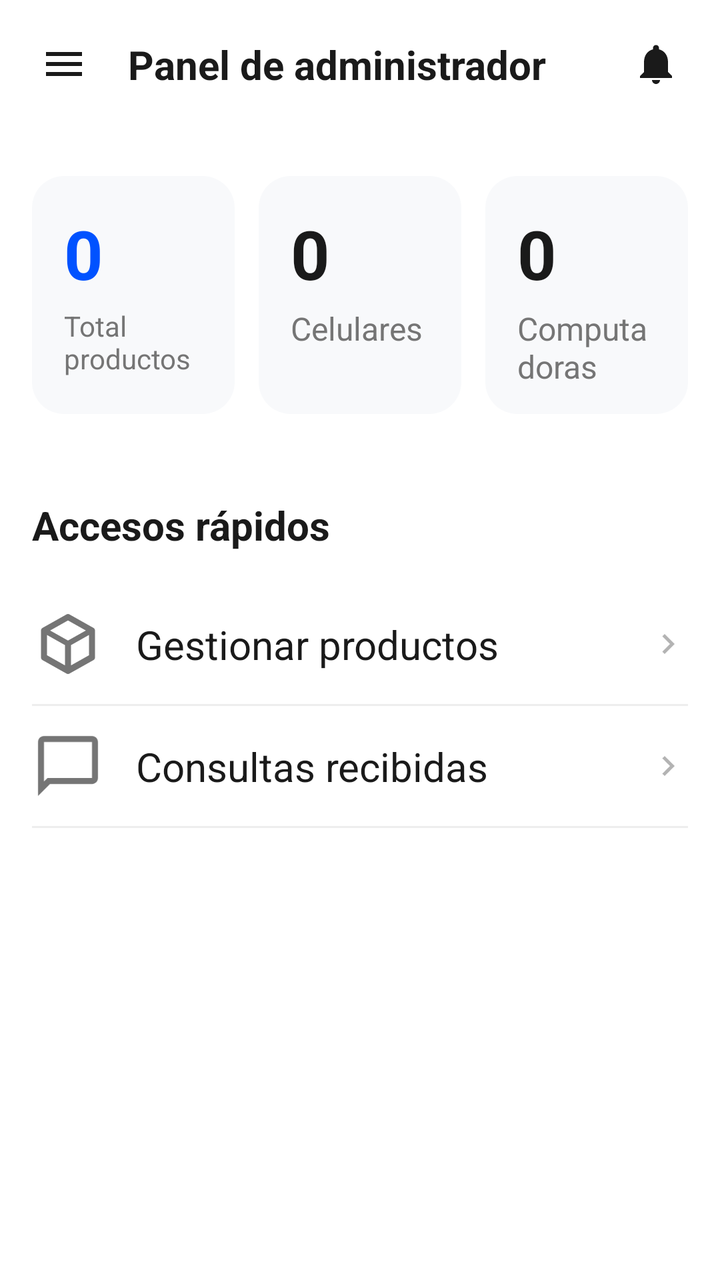
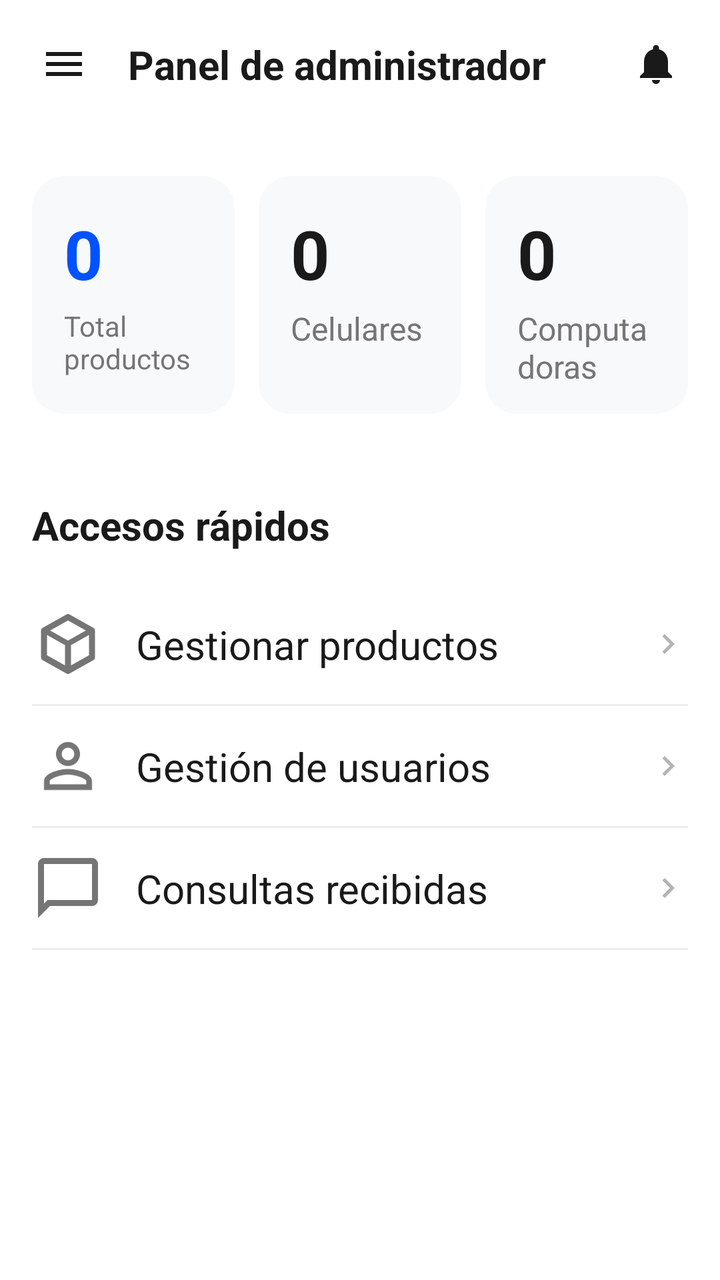

Two renders of the same Android screen: before a commit and after it. Below are the layout's source before the change and the commit's diff.
<!-- AndroidManifest.xml: application theme Theme.MyApplication -->
<!-- res/layout/admin_panel.xml -->
<?xml version="1.0" encoding="utf-8"?>
<androidx.constraintlayout.widget.ConstraintLayout xmlns:android="http://schemas.android.com/apk/res/android"
    xmlns:app="http://schemas.android.com/apk/res-auto"
    xmlns:tools="http://schemas.android.com/tools"
    android:id="@+id/main"
    android:layout_width="match_parent"
    android:layout_height="match_parent"
    android:background="@color/white"
    tools:context=".MainActivity10">

    
    <androidx.constraintlayout.widget.ConstraintLayout
        android:id="@+id/cl_top_bar"
        android:layout_width="match_parent"
        android:layout_height="64dp"
        android:paddingHorizontal="16dp"
        app:layout_constraintTop_toTopOf="parent">

        <ImageView
            android:id="@+id/iv_menu_drawer"
            android:layout_width="32dp"
            android:layout_height="32dp"
            android:padding="4dp"
            android:src="@drawable/ic_menu"
            app:layout_constraintBottom_toBottomOf="parent"
            app:layout_constraintStart_toStartOf="parent"
            app:layout_constraintTop_toTopOf="parent"
            app:tint="@color/text_black"
            android:contentDescription="@null" />

        <TextView
            android:id="@+id/tv_admin_panel_title"
            android:layout_width="wrap_content"
            android:layout_height="wrap_content"
            android:layout_marginStart="16dp"
            android:text="@string/admin_panel_title"
            android:textColor="@color/text_black"
            android:textSize="20sp"
            android:textStyle="bold"
            app:layout_constraintBottom_toBottomOf="parent"
            app:layout_constraintStart_toEndOf="@id/iv_menu_drawer"
            app:layout_constraintTop_toTopOf="parent" />

        <ImageView
            android:id="@+id/iv_notifications"
            android:layout_width="32dp"
            android:layout_height="32dp"
            android:padding="4dp"
            android:src="@drawable/ic_notifications"
            app:layout_constraintBottom_toBottomOf="parent"
            app:layout_constraintEnd_toEndOf="parent"
            app:layout_constraintTop_toTopOf="parent"
            app:tint="@color/text_black"
            android:contentDescription="@null" />

    </androidx.constraintlayout.widget.ConstraintLayout>

    
    <LinearLayout
        android:id="@+id/ll_summary"
        android:layout_width="match_parent"
        android:layout_height="129dp"
        android:layout_marginTop="24dp"
        android:baselineAligned="false"
        android:orientation="horizontal"
        android:paddingHorizontal="16dp"
        app:layout_constraintTop_toBottomOf="@id/cl_top_bar">

        
        <androidx.constraintlayout.widget.ConstraintLayout
            android:layout_width="0dp"
            android:layout_height="119dp"
            android:layout_marginEnd="8dp"
            android:layout_weight="1"
            android:background="@drawable/bg_category_card"
            android:padding="16dp">

            <TextView
                android:id="@+id/tv_total_count"
                android:layout_width="wrap_content"
                android:layout_height="wrap_content"
                android:text="0"
                android:textColor="@color/brand_blue"
                android:textSize="34sp"
                android:textStyle="bold"
                app:layout_constraintStart_toStartOf="parent"
                app:layout_constraintTop_toTopOf="parent" />

            <TextView
                android:layout_width="wrap_content"
                android:layout_height="wrap_content"
                android:layout_marginTop="4dp"
                android:text="@string/total_products_label"
                android:textColor="@color/text_grey"
                android:textSize="14sp"
                app:layout_constraintStart_toStartOf="parent"
                app:layout_constraintTop_toBottomOf="@id/tv_total_count" />
        </androidx.constraintlayout.widget.ConstraintLayout>

        
        <androidx.constraintlayout.widget.ConstraintLayout
            android:layout_width="0dp"
            android:layout_height="119dp"
            android:layout_marginHorizontal="4dp"
            android:layout_weight="1"
            android:background="@drawable/bg_category_card"
            android:padding="16dp">

            <TextView
                android:id="@+id/tv_cel_count"
                android:layout_width="wrap_content"
                android:layout_height="wrap_content"
                android:text="0"
                android:textColor="@color/text_black"
                android:textSize="34sp"
                android:textStyle="bold"
                app:layout_constraintStart_toStartOf="parent"
                app:layout_constraintTop_toTopOf="parent" />

            <TextView
                android:layout_width="wrap_content"
                android:layout_height="wrap_content"
                android:layout_marginTop="4dp"
                android:text="@string/cat_celulares"
                android:textColor="@color/text_grey"
                android:textSize="16sp"
                app:layout_constraintStart_toStartOf="parent"
                app:layout_constraintTop_toBottomOf="@id/tv_cel_count" />
        </androidx.constraintlayout.widget.ConstraintLayout>

        
        <androidx.constraintlayout.widget.ConstraintLayout
            android:layout_width="0dp"
            android:layout_height="119dp"
            android:layout_marginStart="8dp"
            android:layout_weight="1"
            android:background="@drawable/bg_category_card"
            android:padding="16dp">

            <TextView
                android:id="@+id/tv_comp_count"
                android:layout_width="wrap_content"
                android:layout_height="wrap_content"
                android:text="0"
                android:textColor="@color/text_black"
                android:textSize="34sp"
                android:textStyle="bold"
                app:layout_constraintStart_toStartOf="parent"
                app:layout_constraintTop_toTopOf="parent" />

            <TextView
                android:layout_width="wrap_content"
                android:layout_height="wrap_content"
                android:layout_marginTop="4dp"
                android:text="@string/cat_computadoras"
                android:textColor="@color/text_grey"
                android:textSize="16sp"
                app:layout_constraintStart_toStartOf="parent"
                app:layout_constraintTop_toBottomOf="@id/tv_comp_count" />
        </androidx.constraintlayout.widget.ConstraintLayout>
    </LinearLayout>

    
    <TextView
        android:id="@+id/tv_quick_access_title"
        android:layout_width="wrap_content"
        android:layout_height="wrap_content"
        android:layout_marginTop="32dp"
        android:layout_marginStart="16dp"
        android:text="@string/quick_access_title"
        android:textColor="@color/text_black"
        android:textSize="20sp"
        android:textStyle="bold"
        app:layout_constraintStart_toStartOf="parent"
        app:layout_constraintTop_toBottomOf="@id/ll_summary" />

    
    <LinearLayout
        android:layout_width="match_parent"
        android:layout_height="wrap_content"
        android:layout_marginTop="16dp"
        android:orientation="vertical"
        android:paddingHorizontal="16dp"
        app:layout_constraintTop_toBottomOf="@id/tv_quick_access_title">

        
        <androidx.constraintlayout.widget.ConstraintLayout
            android:id="@+id/cl_manage_products"
            android:layout_width="match_parent"
            android:layout_height="60dp">

            <ImageView
                android:id="@+id/iv_menu_products"
                android:layout_width="36dp"
                android:layout_height="36dp"
                android:contentDescription="@null"
                android:src="@drawable/ic_box"
                app:layout_constraintBottom_toBottomOf="parent"
                app:layout_constraintStart_toStartOf="parent"
                app:layout_constraintTop_toTopOf="parent"
                app:tint="@color/text_grey" />

            <TextView
                android:layout_width="0dp"
                android:layout_height="wrap_content"
                android:layout_marginStart="16dp"
                android:text="@string/manage_products"
                android:textColor="@color/text_black"
                android:textSize="20sp"
                app:layout_constraintBottom_toBottomOf="parent"
                app:layout_constraintEnd_toStartOf="@+id/iv_arrow1"
                app:layout_constraintStart_toEndOf="@id/iv_menu_products"
                app:layout_constraintTop_toTopOf="parent" />

            <ImageView
                android:id="@+id/iv_arrow1"
                android:layout_width="20dp"
                android:layout_height="20dp"
                android:alpha="0.3"
                android:contentDescription="@null"
                android:src="@drawable/ic_chevron_right"
                app:layout_constraintBottom_toBottomOf="parent"
                app:layout_constraintEnd_toEndOf="parent"
                app:layout_constraintTop_toTopOf="parent" />
        </androidx.constraintlayout.widget.ConstraintLayout>

        <View
            android:layout_width="match_parent"
            android:layout_height="1dp"
            android:background="@color/divider_grey" />

        
        <androidx.constraintlayout.widget.ConstraintLayout
            android:layout_width="match_parent"
            android:layout_height="60dp">

            <ImageView
                android:id="@+id/iv_menu_received_queries"
                android:layout_width="36dp"
                android:layout_height="36dp"
                android:contentDescription="@null"
                android:src="@drawable/ic_chat_bubble"
                app:layout_constraintBottom_toBottomOf="parent"
                app:layout_constraintStart_toStartOf="parent"
                app:layout_constraintTop_toTopOf="parent"
                app:tint="@color/text_grey" />

            <TextView
                android:layout_width="0dp"
                android:layout_height="wrap_content"
                android:layout_marginStart="16dp"
                android:text="@string/received_queries"
                android:textColor="@color/text_black"
                android:textSize="20sp"
                app:layout_constraintBottom_toBottomOf="parent"
                app:layout_constraintEnd_toStartOf="@+id/iv_arrow3"
                app:layout_constraintStart_toEndOf="@id/iv_menu_received_queries"
                app:layout_constraintTop_toTopOf="parent" />

            <ImageView
                android:id="@+id/iv_arrow3"
                android:layout_width="20dp"
                android:layout_height="20dp"
                android:alpha="0.3"
                android:contentDescription="@null"
                android:src="@drawable/ic_chevron_right"
                app:layout_constraintBottom_toBottomOf="parent"
                app:layout_constraintEnd_toEndOf="parent"
                app:layout_constraintTop_toTopOf="parent" />
        </androidx.constraintlayout.widget.ConstraintLayout>

        <View
            android:layout_width="match_parent"
            android:layout_height="1dp"
            android:background="@color/divider_grey" />

    </LinearLayout>

</androidx.constraintlayout.widget.ConstraintLayout>
<!-- resources referenced by this layout -->
<resources>
  <color name="brand_blue">#0052FF</color>
  <color name="divider_grey">#EEEEEE</color>
  <color name="text_black">#1A1A1A</color>
  <color name="text_grey">#757575</color>
  <color name="white">#FFFFFFFF</color>
  <!-- drawable bg_category_card (drawable) -->
  <?xml version="1.0" encoding="utf-8"?>
  <shape xmlns:android="http://schemas.android.com/apk/res/android">
      <solid android:color="@color/input_bg" />
      <corners android:radius="16dp" />
  </shape>
  <!-- drawable ic_chat_bubble (drawable) -->
  <vector xmlns:android="http://schemas.android.com/apk/res/android"
      android:width="24dp"
      android:height="24dp"
      android:viewportWidth="24"
      android:viewportHeight="24">
      <path
          android:fillColor="#000000"
          android:pathData="M20,2H4C2.9,2 2,2.9 2,4v18l4,-4h14c1.1,0 2,-0.9 2,-2V4C22,2.9 21.1,2 20,2zM20,16H5.17L4,17.17V4h16V16z" />
  </vector>
  <!-- drawable ic_chevron_right (drawable) -->
  <vector xmlns:android="http://schemas.android.com/apk/res/android"
      android:width="24dp"
      android:height="24dp"
      android:viewportWidth="24"
      android:viewportHeight="24">
      <path
          android:fillColor="#000000"
          android:pathData="M10,6L8.59,7.41L13.17,12l-4.58,4.59L10,18l6,-6L10,6z" />
  </vector>
  <!-- drawable ic_menu (drawable) -->
  <vector xmlns:android="http://schemas.android.com/apk/res/android"
      android:width="24dp"
      android:height="24dp"
      android:viewportWidth="24"
      android:viewportHeight="24">
      <path
          android:fillColor="#000000"
          android:pathData="M3,18h18v-2H3v2zM3,13h18v-2H3v2zM3,6v2h18V6H3z" />
  </vector>
  <!-- drawable ic_notifications (drawable) -->
  <vector xmlns:android="http://schemas.android.com/apk/res/android"
      android:width="24dp"
      android:height="24dp"
      android:viewportWidth="24"
      android:viewportHeight="24">
      <path
          android:fillColor="#000000"
          android:pathData="M12,22c1.1,0 2,-0.9 2,-2h-4c0,1.1 0.89,2 2,2zM18,16v-5c0,-3.07 -1.63,-5.64 -4.5,-6.32V4c0,-0.83 -0.67,-1.5 -1.5,-1.5s-1.5,0.67 -1.5,1.5v0.68C7.64,5.36 6,7.92 6,11v5l-2,2v1h16v-1l-2,-2z" />
  </vector>
  <string name="admin_panel_title">Panel de administrador</string>
  <string name="cat_celulares">Celulares</string>
  <string name="cat_computadoras">Computadoras</string>
  <string name="manage_products">Gestionar productos</string>
  <string name="quick_access_title">Accesos rápidos</string>
  <string name="received_queries">Consultas recibidas</string>
  <string name="total_products_label">Total productos</string>
  <color name="input_bg">#F8F9FB</color>
  <color name="purple_500">#FF6200EE</color>
  <color name="purple_700">#FF3700B3</color>
  <color name="teal_200">#FF03DAC5</color>
  <color name="teal_700">#FF018786</color>
  <color name="black">#FF000000</color>
  <!-- unchanged entries left out for length: 2 -->
</resources>

<!-- the commit's change to res/layout/admin_panel.xml (unified diff, before → after) -->
@@ -231,6 +231,52 @@
 
         
         <androidx.constraintlayout.widget.ConstraintLayout
+            android:id="@+id/cl_manage_users"
+            android:layout_width="match_parent"
+            android:layout_height="60dp">
+
+            <ImageView
+                android:id="@+id/iv_menu_users"
+                android:layout_width="36dp"
+                android:layout_height="36dp"
+                android:contentDescription="@null"
+                android:src="@drawable/ic_person_outline"
+                app:layout_constraintBottom_toBottomOf="parent"
+                app:layout_constraintStart_toStartOf="parent"
+                app:layout_constraintTop_toTopOf="parent"
+                app:tint="@color/text_grey" />
+
+            <TextView
+                android:layout_width="0dp"
+                android:layout_height="wrap_content"
+                android:layout_marginStart="16dp"
+                android:text="@string/manage_users"
+                android:textColor="@color/text_black"
+                android:textSize="20sp"
+                app:layout_constraintBottom_toBottomOf="parent"
+                app:layout_constraintEnd_toStartOf="@+id/iv_arrow2"
+                app:layout_constraintStart_toEndOf="@id/iv_menu_users"
+                app:layout_constraintTop_toTopOf="parent" />
+
+            <ImageView
+                android:id="@+id/iv_arrow2"
+                android:layout_width="20dp"
+                android:layout_height="20dp"
+                android:alpha="0.3"
+                android:contentDescription="@null"
+                android:src="@drawable/ic_chevron_right"
+                app:layout_constraintBottom_toBottomOf="parent"
+                app:layout_constraintEnd_toEndOf="parent"
+                app:layout_constraintTop_toTopOf="parent" />
+        </androidx.constraintlayout.widget.ConstraintLayout>
+
+        <View
+            android:layout_width="match_parent"
+            android:layout_height="1dp"
+            android:background="@color/divider_grey" />
+
+        
+        <androidx.constraintlayout.widget.ConstraintLayout
             android:layout_width="match_parent"
             android:layout_height="60dp">
 
<!-- resource entries referenced after the edit -->
@@ -51,10 +51,21 @@
           android:fillColor="#000000"
           android:pathData="M12,22c1.1,0 2,-0.9 2,-2h-4c0,1.1 0.89,2 2,2zM18,16v-5c0,-3.07 -1.63,-5.64 -4.5,-6.32V4c0,-0.83 -0.67,-1.5 -1.5,-1.5s-1.5,0.67 -1.5,1.5v0.68C7.64,5.36 6,7.92 6,11v5l-2,2v1h16v-1l-2,-2z" />
   </vector>
+  <!-- drawable ic_person_outline (drawable) -->
+  <vector xmlns:android="http://schemas.android.com/apk/res/android"
+      android:width="24dp"
+      android:height="24dp"
+      android:viewportWidth="24"
+      android:viewportHeight="24">
+      <path
+          android:fillColor="#000000"
+          android:pathData="M12,5.9c1.16,0 2.1,0.94 2.1,2.1s-0.94,2.1 -2.1,2.1S9.9,9.16 9.9,8S10.84,5.9 12,5.9M12,14.9c2.97,0 6.1,1.46 6.1,2.1v1.1H5.9V17c0,-0.64 3.13,-2.1 6.1,-2.1M12,4C9.79,4 8,5.79 8,8s1.79,4 4,4s4,-1.79 4,-4s-1.79,-4 -4,-4zM12,13c-2.67,0 -8,1.34 -8,4v3h16v-3C20,14.34 14.67,13 12,13z" />
+  </vector>
   <string name="admin_panel_title">Panel de administrador</string>
   <string name="cat_celulares">Celulares</string>
   <string name="cat_computadoras">Computadoras</string>
   <string name="manage_products">Gestionar productos</string>
+  <string name="manage_users">Gestión de usuarios</string>
   <string name="quick_access_title">Accesos rápidos</string>
   <string name="received_queries">Consultas recibidas</string>
   <string name="total_products_label">Total productos</string>
